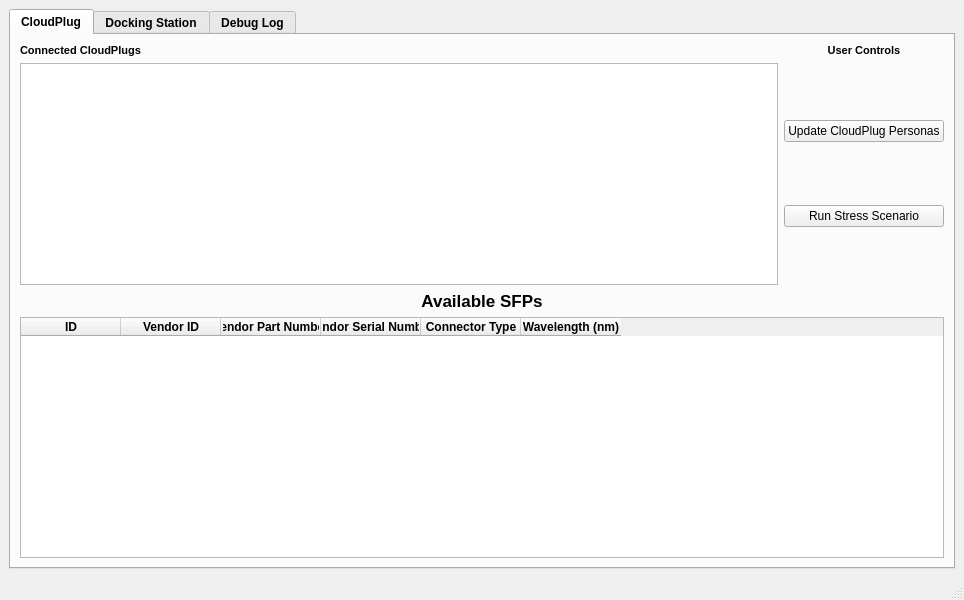
Qt form src/resources/ui_files/main.ui (CMillions/Cloudplug-Control) before a commit.
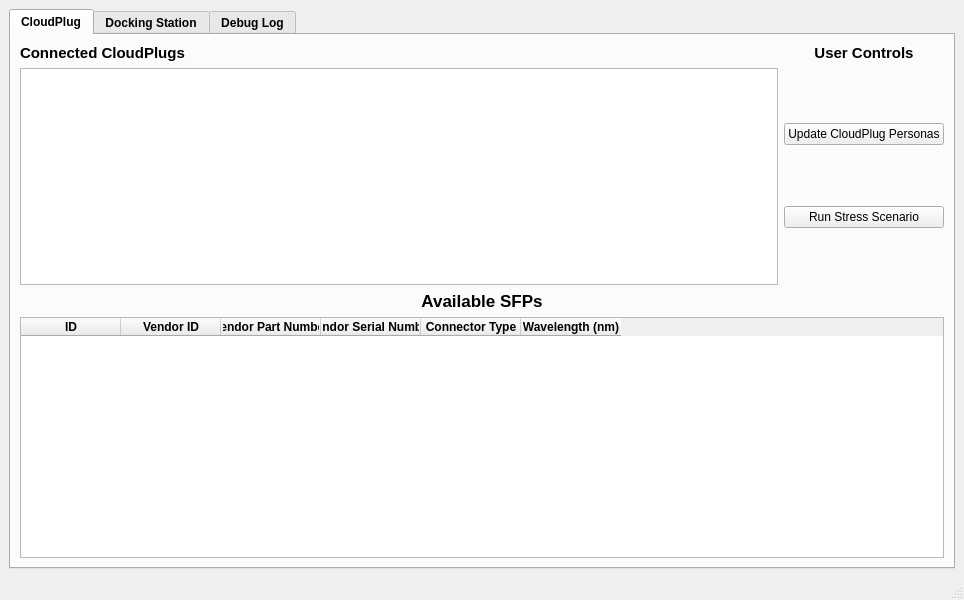
The same form after that commit.

```diff
--- a/src/resources/ui_files/main.ui
+++ b/src/resources/ui_files/main.ui
@@ -75,7 +75,7 @@
            <widget class="QLabel" name="label_2">
             <property name="font">
              <font>
-              <pointsize>8</pointsize>
+              <pointsize>11</pointsize>
               <weight>75</weight>
               <bold>true</bold>
              </font>
@@ -108,7 +108,7 @@
            <widget class="QLabel" name="label_3">
             <property name="font">
              <font>
-              <pointsize>8</pointsize>
+              <pointsize>11</pointsize>
               <weight>75</weight>
               <bold>true</bold>
              </font>
```
Left out of the diff: 3 changed lines with no effect on the pictures.
